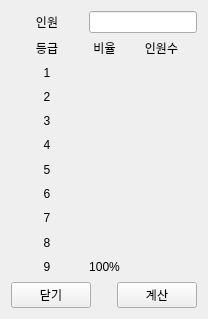
yuj09161/grademanage, file UI/CutCalc.ui: the form before one commit.
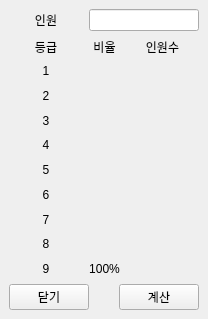
The form after the commit.

What changed in the file:
```diff
--- a/UI/CutCalc.ui
+++ b/UI/CutCalc.ui
@@ -1,7 +1,7 @@
 <?xml version="1.0" encoding="UTF-8"?>
 <ui version="4.0">
  <class>CutCalc</class>
- <widget class="QWidget" name="CutCalc">
+ <widget class="QMainWindow" name="CutCalc">
   <property name="geometry">
    <rect>
     <x>0</x>
@@ -13,6 +13,7 @@
   <property name="windowTitle">
    <string>Form</string>
   </property>
+  <widget class="QWidget" name="centralwidget">
   <layout class="QGridLayout" name="gridLayout">
    <item row="0" column="0">
     <widget class="QLabel" name="lbCount">
@@ -527,6 +528,7 @@
     </widget>
    </item>
   </layout>
+  </widget>
  </widget>
  <resources/>
  <connections/>
```
Left out of the diff: 2 changed lines with no effect on the pictures. Lines whose indentation alone changed are shown as unchanged.
